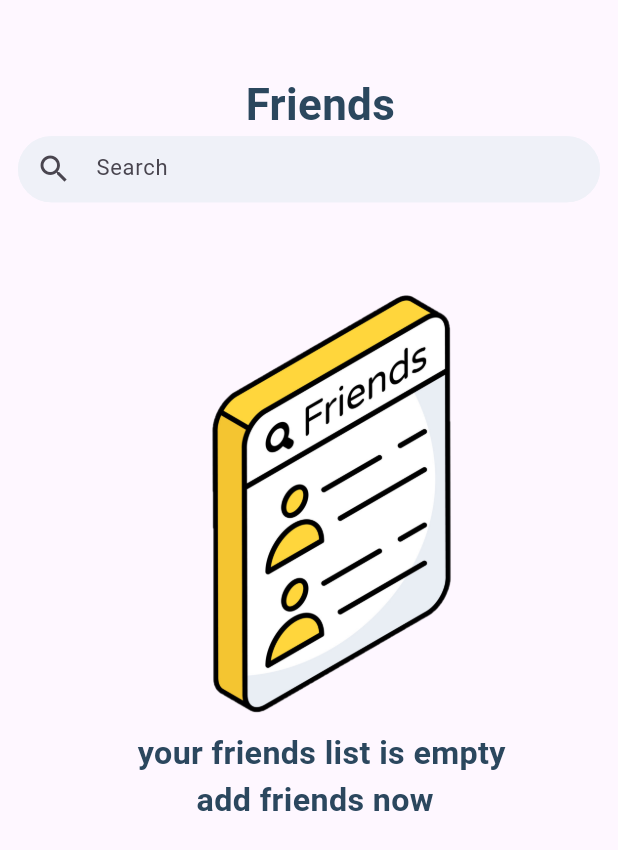
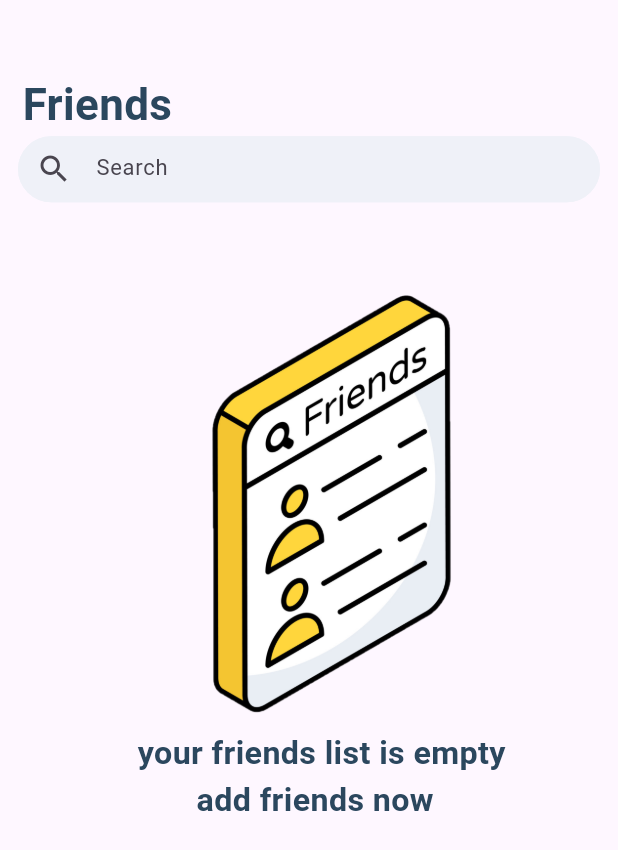
Before and after one commit to waleed-elgendy/Chat_App, a Flutter app: the FriendsPage widget shown alone on an empty page, opened directly with empty values, on a phone screen of 412 x 824 dp. Shown: the top 850 px of the screen. Run offline on Flutter 3.47's test engine with Material 3 defaults, Android fonts, the phone set to English and light mode, and no system bars; our stand-ins replace awesome_snackbar_content, cloud_firestore, dotted_border, firebase_auth, firebase_core, firebase_storage and 5 more; accounts and stored records are empty; network calls fail.

Commit message:
fix an issue

```diff
--- a/lib/pages/friends_page.dart
+++ b/lib/pages/friends_page.dart
@@ -1,4 +1,5 @@
 import 'package:chat_app/models/all_users_model.dart';
+import 'package:chat_app/pages/all_users_page.dart';
 import 'package:chat_app/shared_widgets/chats_list_view.dart';
 import 'package:chat_app/shared_widgets/constants.dart';
 import 'package:chat_app/shared_widgets/search_field.dart';
@@ -26,7 +27,7 @@ class FriendsPage extends StatelessWidget {
             return Padding(
               padding: EdgeInsets.only(top: 50.h),
               child: Column(
-                crossAxisAlignment: CrossAxisAlignment.center,
+                crossAxisAlignment: CrossAxisAlignment.start,
                 children: [
                   Padding(
                     padding: EdgeInsets.only(left: 15.w),
@@ -42,14 +43,25 @@ class FriendsPage extends StatelessWidget {
                   ),
                   SizedBox(height: 20.h),
 
-                  SizedBox(
+                  Center(
+                    child: SizedBox(
                         height: 320.h, child: Image.asset("assets/friends.png")),
-                  Text(
+                  ),
+                  Center(
+                    child: GestureDetector(
+                      onTap: (){
+                        Navigator.push(context, MaterialPageRoute(builder: (context) {
+                          return AllUsers(email: email);
+                        },));
+                      },
+                      child: Text(
                         "   your friends list is empty\n          add friends now",
                         style: TextStyle(
                             color: primaryColor,
                             fontWeight: FontWeight.bold,
                             fontSize: 22.sp),
+                      ),
+                    ),
                   ),
                 ],
               ),
```
Also changed, not shown: lib/pages/all_users_page.dart (+10 -5 lines). Lines whose indentation alone changed are shown as unchanged.
